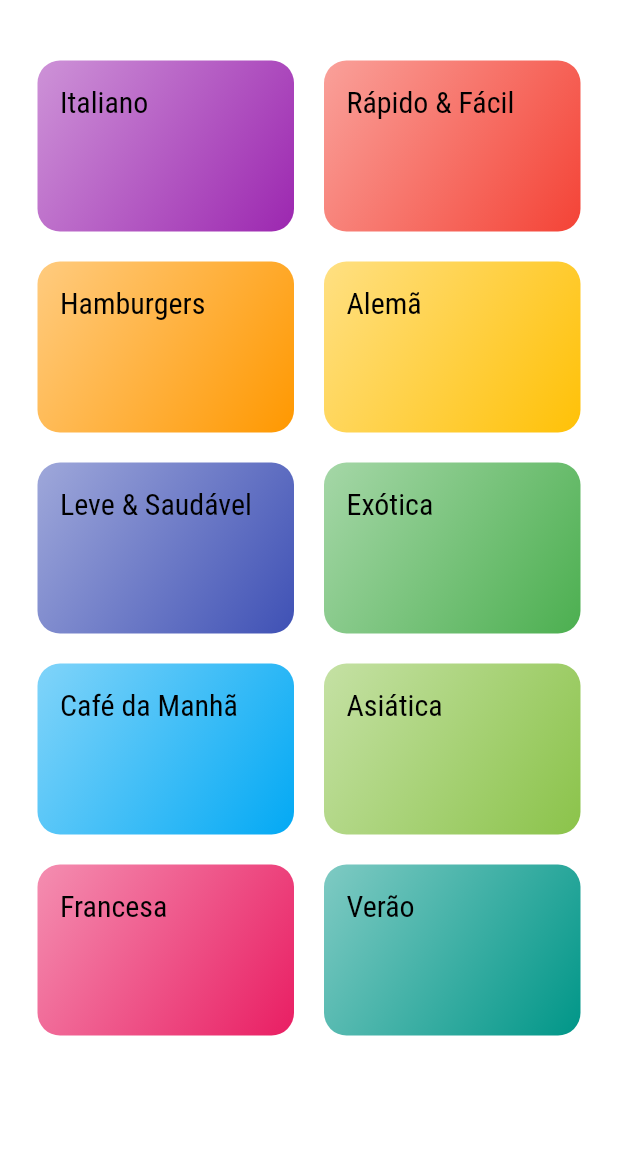
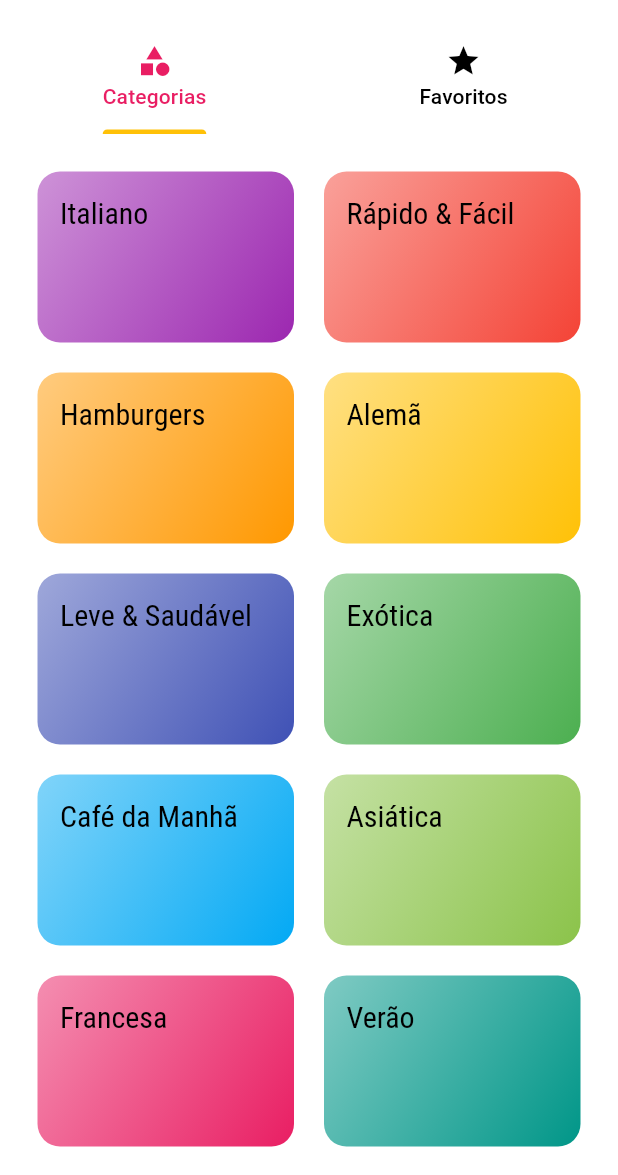
Before and after one commit to anabellypassos/app_comidas, a Flutter app: the screen it shows after launch, on a phone screen of 412 x 824 dp, the part 61-1236 px from its top. Run offline on Flutter 3.47's test engine with Material 3 defaults, Android fonts, the phone set to English and light mode, and no system bars.

Commit message:
tela de favoritos

```diff
--- a/lib/main.dart
+++ b/lib/main.dart
@@ -3,6 +3,7 @@ import 'package:flutter/material.dart';
 import 'screens/categories_meals_screen.dart';
 import 'utils/app_routes.dart';
 import 'screens/meal_detail_secreen.dart';
+import 'screens/tabs_screen.dart';
 
 void main() {
   runApp(const MyApp());
@@ -30,7 +31,7 @@ class MyApp extends StatelessWidget {
             ),
       ),
       routes: {
-        AppRoutes.home: (ctx) => const CategoriesScreen(),
+        AppRoutes.home: (ctx) =>  const TabsScreen(),
         AppRoutes.categoriesMeals: (ctx) => const CategoriesMealsScreen(),
         AppRoutes.mealDetail: (ctx) => const MealDetailScreen(),
       },
--- a/lib/screens/categories_screen.dart
+++ b/lib/screens/categories_screen.dart
@@ -1 +1,24 @@
-// TODO Implement this library.
+
+import 'package:flutter/material.dart';
+import '../components/category_item.dart';
+import '../data/dummy_data.dart';
+
+class CategoriesScreen extends StatelessWidget {
+  const CategoriesScreen({super.key});
+
+  @override
+  Widget build(BuildContext context) {
+    return GridView(
+      padding: const EdgeInsets.all(25),
+      gridDelegate: const SliverGridDelegateWithMaxCrossAxisExtent(
+        maxCrossAxisExtent: 200,
+        childAspectRatio: 3 / 2,
+        crossAxisSpacing: 20,
+        mainAxisSpacing: 20,
+      ),
+      children: dummyCategories.map((cat) {
+        return CategoryItem(cat);
+      }).toList(),
+    );
+  }
+}
--- /dev/null
+++ b/lib/screens/favorite_screen.dart
@@ -0,0 +1,13 @@
+import 'package:flutter/material.dart';
+
+class FavoriteScreen extends StatelessWidget {
+  const FavoriteScreen({super.key});
+
+  @override
+  Widget build(BuildContext context) {
+    return const Center(
+      child: Text('Minhas Refeições Favoriras'),
+
+    );
+  }
+}
--- a/lib/screens/meal_detail_secreen.dart
+++ b/lib/screens/meal_detail_secreen.dart
@@ -2,7 +2,7 @@ import 'package:flutter/material.dart';
 import '../models/meal.dart';
 
 class MealDetailScreen extends StatelessWidget {
-  const MealDetailScreen({Key? key}) : super(key: key);
+  const MealDetailScreen({super.key});
 
   Widget _createSectionTitle(BuildContext context, String title) {
     return Container(
--- /dev/null
+++ b/lib/screens/tabs_screen.dart
@@ -0,0 +1,38 @@
+import 'package:flutter/material.dart';
+import 'categories_screen.dart';
+import 'favorite_screen.dart';
+
+class TabsScreen extends StatelessWidget {
+  const TabsScreen({super.key});
+
+  @override
+  Widget build(BuildContext context) {
+    return DefaultTabController(
+      length: 2,
+      child: Scaffold(
+        appBar: AppBar(
+          title: const Text('Vamos Cozinhar?'),
+          bottom: TabBar(
+            indicatorColor: Theme.of(context).colorScheme.secondary,
+            tabs: const [
+              Tab(
+                icon: Icon(Icons.category),
+                text: 'Categorias',
+              ),
+              Tab(
+                icon: Icon(Icons.star),
+                text: 'Favoritos',
+              ),
+            ],
+          ),
+        ),
+        body: const TabBarView(
+          children: [
+            CategoriesScreen(),
+            FavoriteScreen(),
+          ],
+        ),
+      ),
+    );
+  }
+}
```
